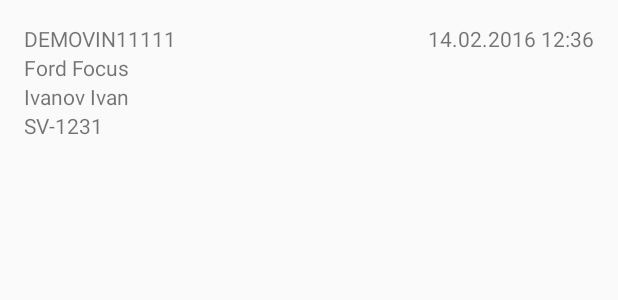
After one commit to krawa/EstafetaTest, an Android app: the layout task_list_item.xml on its own in the app's theme, with its tools: preview values and no code run, on a phone screen of 412 x 824 dp. The commit adds this screen. Shown: the top 300 px of the screen. Run offline under Robolectric (Android 15) with nearby library versions, the phone set to English and light mode, and no system bars.

Commit message:
сделал TaskListFragment

```diff
--- a/app/src/main/res/layout/content_main.xml
+++ b/app/src/main/res/layout/content_main.xml
@@ -5,4 +5,4 @@
     android:layout_width="match_parent"
     android:layout_height="match_parent"
     app:layout_behavior="@string/appbar_scrolling_view_behavior"
-    tools:layout="@layout/fragment_main"/>
+    tools:layout="@layout/fragment_task_list"/>
--- /dev/null
+++ b/app/src/main/res/layout/task_list_item.xml
@@ -0,0 +1,56 @@
+<?xml version="1.0" encoding="utf-8"?>
+<LinearLayout xmlns:android="http://schemas.android.com/apk/res/android"
+    android:orientation="horizontal"
+    android:layout_width="match_parent"
+    android:layout_height="match_parent"
+    android:padding="16dp">
+
+    <LinearLayout
+        android:layout_width="0dp"
+        android:layout_height="wrap_content"
+        android:layout_weight="1"
+        android:orientation="vertical">
+
+        <TextView
+            android:id="@+id/tvVin"
+            android:layout_width="wrap_content"
+            android:layout_height="wrap_content"
+            android:text="DEMOVIN11111"/>
+
+        <TextView
+            android:id="@+id/tvCar"
+            android:layout_width="wrap_content"
+            android:layout_height="wrap_content"
+            android:text="Ford Focus"/>
+
+        <TextView
+            android:id="@+id/tvDriver"
+            android:layout_width="wrap_content"
+            android:layout_height="wrap_content"
+            android:text="Ivanov Ivan"
+            android:singleLine="true"/>
+
+        <TextView
+            android:id="@+id/tvNumder"
+            android:layout_width="wrap_content"
+            android:layout_height="wrap_content"
+            android:text="SV-1231"/>
+
+
+    </LinearLayout>
+
+    <LinearLayout
+        android:layout_width="wrap_content"
+        android:layout_height="wrap_content"
+        android:orientation="vertical"
+        android:layout_marginLeft="16dp">
+
+        <TextView
+            android:id="@+id/tvDate"
+            android:layout_width="wrap_content"
+            android:layout_height="wrap_content"
+            android:text="14.02.2016 12:36"/>
+
+    </LinearLayout>
+
+</LinearLayout>
--- a/app/src/main/res/values/strings.xml
+++ b/app/src/main/res/values/strings.xml
@@ -1,4 +1,5 @@
 <resources>
     <string name="app_name">EstafetaTest</string>
     <string name="action_settings">Settings</string>
+    <string name="empty_list">Список пуст...</string>
 </resources>
```
Also changed, not shown: app/src/main/java/com/krawa/estafetatest/MainActivity.java (+3 -4 lines), app/src/main/java/com/krawa/estafetatest/MainActivityFragment.java (deleted, +0 -21 lines), app/src/main/java/com/krawa/estafetatest/model/Task.java (added, +77 -0 lines), app/src/main/java/com/krawa/estafetatest/ui/adapter/TaskListAdapter.java (added, +105 -0 lines), app/src/main/java/com/krawa/estafetatest/ui/fragment/TaskListFragment.java (added, +75 -0 lines), app/src/main/res/layout/fragment_main.xml (deleted, +0 -17 lines), app/src/main/res/layout/fragment_task_list.xml (added, +38 -0 lines).
